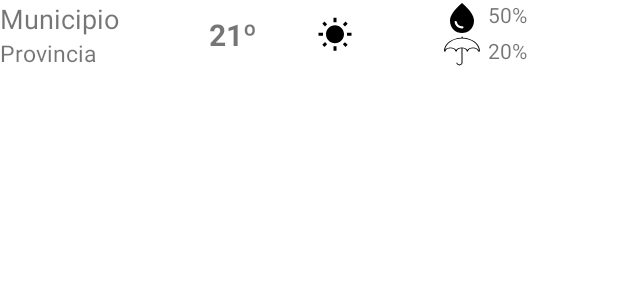
After one commit to xicotet/MeteoApp-Oratge, an Android app: the layout home_row_item.xml on its own in the app's theme, with its tools: preview values and no code run, on a phone screen of 412 x 824 dp. The commit adds this screen. Shown: the top 300 px of the screen. Run offline under Robolectric (Android 15) with nearby library versions, the phone set to English and light mode, and no system bars; network calls fail.

Commit message:
HomeAdapter semi-finalizado para el recyclerview

```diff
--- a/app/src/main/java/com/example/meteoapp/meteoapp/ui/view/HomeFragment.java
+++ b/app/src/main/java/com/example/meteoapp/meteoapp/ui/view/HomeFragment.java
@@ -36,13 +36,14 @@ public class HomeFragment extends Fragment {
         if (args != null){
             Log.i("codigo", (String) args.getSerializable("codigoMunicipio"));
         }
+
         binding.btnSearch.setOnClickListener(view -> {
             NavHostFragment.findNavController(HomeFragment.this)
                     .navigate(R.id.action_navigation_home_to_searchFragment);
         });
 
-        final TextView textView = binding.textHome;
-        homeViewModel.getText().observe(getViewLifecycleOwner(), textView::setText);
+//        final TextView textView = binding.textHome;
+//        homeViewModel.getText().observe(getViewLifecycleOwner(), textView::setText);
         return root;
     }
 
--- /dev/null
+++ b/app/src/main/res/drawable/ic_baseline_water_drop_24.xml
@@ -0,0 +1,5 @@
+<vector android:height="24dp" android:tint="#000000"
+    android:viewportHeight="24" android:viewportWidth="24"
+    android:width="24dp" xmlns:android="http://schemas.android.com/apk/res/android">
+    <path android:fillColor="@android:color/white" android:pathData="M12,2c-5.33,4.55 -8,8.48 -8,11.8c0,4.98 3.8,8.2 8,8.2s8,-3.22 8,-8.2C20,10.48 17.33,6.55 12,2zM7.83,14c0.37,0 0.67,0.26 0.74,0.62c0.41,2.22 2.28,2.98 3.64,2.87c0.43,-0.02 0.79,0.32 0.79,0.75c0,0.4 -0.32,0.73 -0.72,0.75c-2.13,0.13 -4.62,-1.09 -5.19,-4.12C7.01,14.42 7.37,14 7.83,14z"/>
+</vector>
--- /dev/null
+++ b/app/src/main/res/drawable/ic_baseline_wb_sunny_24.xml
@@ -0,0 +1,5 @@
+<vector android:height="24dp" android:tint="#000000"
+    android:viewportHeight="24" android:viewportWidth="24"
+    android:width="24dp" xmlns:android="http://schemas.android.com/apk/res/android">
+    <path android:fillColor="@android:color/white" android:pathData="M6.76,4.84l-1.8,-1.79 -1.41,1.41 1.79,1.79 1.42,-1.41zM4,10.5L1,10.5v2h3v-2zM13,0.55h-2L11,3.5h2L13,0.55zM20.45,4.46l-1.41,-1.41 -1.79,1.79 1.41,1.41 1.79,-1.79zM17.24,18.16l1.79,1.8 1.41,-1.41 -1.8,-1.79 -1.4,1.4zM20,10.5v2h3v-2h-3zM12,5.5c-3.31,0 -6,2.69 -6,6s2.69,6 6,6 6,-2.69 6,-6 -2.69,-6 -6,-6zM11,22.45h2L13,19.5h-2v2.95zM3.55,18.54l1.41,1.41 1.79,-1.8 -1.41,-1.41 -1.79,1.8z"/>
+</vector>
--- /dev/null
+++ b/app/src/main/res/drawable/umbrella_svgrepo.xml
@@ -0,0 +1,4 @@
+<vector android:height="20dp" android:viewportHeight="203.57"
+    android:viewportWidth="203.57" android:width="24dp" xmlns:android="http://schemas.android.com/apk/res/android">
+    <path android:fillColor="#010002" android:pathData="M105.94,12.3V7.7c0,-1.91 -1.55,-3.47 -3.47,-3.47c-1.91,0 -3.47,1.56 -3.47,3.47v4.57C44.16,13.59 0,53.71 0,102.88v2.78h8.17l0.28,-2.47c1.27,-11.33 13.68,-20.2 28.25,-20.2c14.58,0 26.99,8.88 28.25,20.2l0.28,2.47h6.56l0.28,-2.47c1.22,-10.98 12.94,-19.64 26.94,-20.15v98.96c0,6.51 -5.29,11.8 -11.8,11.8c-6.5,0 -11.79,-5.29 -11.79,-11.8h-5.56c0,9.57 7.78,17.35 17.35,17.35s17.35,-7.78 17.35,-17.35v-98.73c12.68,1.52 22.88,9.71 24.01,19.92l0.27,2.47h6.56l0.27,-2.47c1.26,-11.33 13.67,-20.2 28.25,-20.2s26.99,8.88 28.25,20.2l0.28,2.47h11.1v-2.78C203.56,54.13 160.14,14.26 105.94,12.3zM197.29,100.1c-2.89,-13.08 -16.74,-22.67 -33.36,-22.67c-14.57,0 -27.01,7.36 -31.81,18c-4.8,-10.63 -17.23,-18 -31.81,-18c-14.57,0 -27,7.37 -31.8,18c-4.8,-10.63 -17.23,-18 -31.81,-18c-13.4,0 -24.99,6.23 -30.5,15.49c5.59,-42.26 46.32,-75.17 95.57,-75.17c52.01,0 94.52,36.69 96.17,82.35H197.29z"/>
+</vector>
--- /dev/null
+++ b/app/src/main/res/layout/home_row_item.xml
@@ -0,0 +1,71 @@
+<?xml version="1.0" encoding="utf-8"?>
+<androidx.constraintlayout.widget.ConstraintLayout xmlns:android="http://schemas.android.com/apk/res/android"
+    xmlns:app="http://schemas.android.com/apk/res-auto"
+    xmlns:tools="http://schemas.android.com/tools"
+    android:layout_width="match_parent"
+    android:layout_height="wrap_content">
+
+
+    <TextView
+        android:id="@+id/txtCurrentRainProb"
+        android:layout_width="wrap_content"
+        android:layout_height="wrap_content"
+        android:drawableStart="@drawable/umbrella_svgrepo"
+        android:drawablePadding="5dp"
+        android:text="20%"
+        app:layout_constraintEnd_toEndOf="@+id/txtCurrentHumidity"
+        app:layout_constraintStart_toStartOf="@+id/txtCurrentHumidity"
+        app:layout_constraintTop_toBottomOf="@+id/txtCurrentHumidity" />
+
+    <TextView
+        android:id="@+id/txtCurrentHumidity"
+        android:layout_width="wrap_content"
+        android:layout_height="wrap_content"
+        android:text="50%"
+        android:drawableStart="@drawable/ic_baseline_water_drop_24"
+        android:drawablePadding="5dp"
+        app:layout_constraintEnd_toEndOf="parent"
+        app:layout_constraintStart_toEndOf="@+id/imgCurrentSkyState"
+        app:layout_constraintTop_toTopOf="parent" />
+
+    <TextView
+        android:id="@+id/txtCurrentTemp"
+        android:layout_width="wrap_content"
+        android:layout_height="wrap_content"
+        android:layout_marginLeft="60dp"
+        android:text="21º"
+        android:textSize="20sp"
+        android:textStyle="bold"
+        app:layout_constraintBottom_toBottomOf="@+id/txtProvinceName"
+        app:layout_constraintStart_toEndOf="@+id/txtTownName"
+        app:layout_constraintTop_toTopOf="parent" />
+
+    <TextView
+        android:id="@+id/txtProvinceName"
+        android:layout_width="wrap_content"
+        android:layout_height="wrap_content"
+        android:textSize="15sp"
+        android:text="Provincia"
+        app:layout_constraintTop_toBottomOf="@id/txtTownName"
+        app:layout_constraintLeft_toLeftOf="@id/txtTownName"
+        />
+
+    <TextView
+        android:id="@+id/txtTownName"
+        android:layout_width="wrap_content"
+        android:layout_height="wrap_content"
+        android:text="Municipio"
+        android:textSize="18sp"
+        app:layout_constraintStart_toStartOf="parent"
+        app:layout_constraintTop_toTopOf="parent" />
+
+    <ImageView
+        android:id="@+id/imgCurrentSkyState"
+        android:layout_width="wrap_content"
+        android:layout_height="wrap_content"
+        android:layout_marginLeft="40dp"
+        app:layout_constraintBottom_toBottomOf="@+id/txtCurrentTemp"
+        app:layout_constraintStart_toEndOf="@+id/txtCurrentTemp"
+        app:layout_constraintTop_toTopOf="@+id/txtCurrentTemp"
+        app:srcCompat="@drawable/ic_baseline_wb_sunny_24" />
+</androidx.constraintlayout.widget.ConstraintLayout>
```
Also changed, not shown: app/src/main/java/com/example/meteoapp/meteoapp/ui/rvAdapter/HomeAdapter.java (added, +70 -0 lines), app/src/main/res/drawable/rain_svgrepo.xml (added, +13 -0 lines), app/src/main/res/layout/fragment_home.xml (+15 -2 lines).
